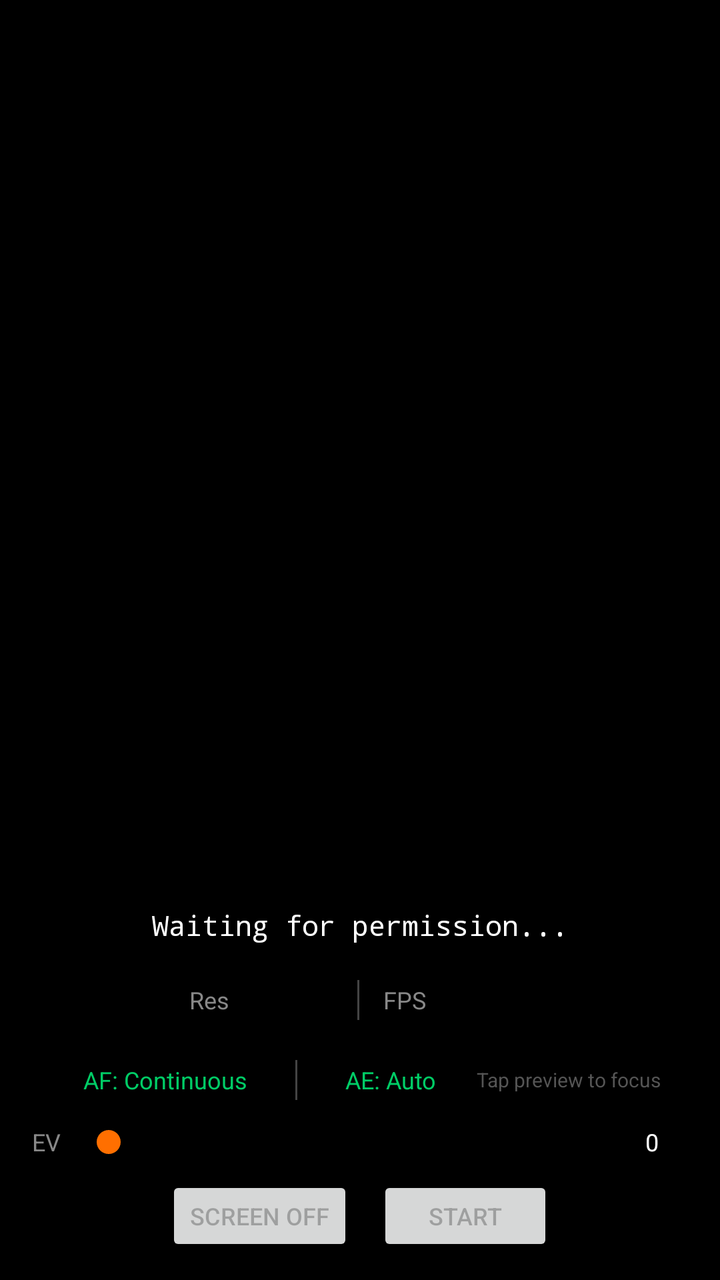
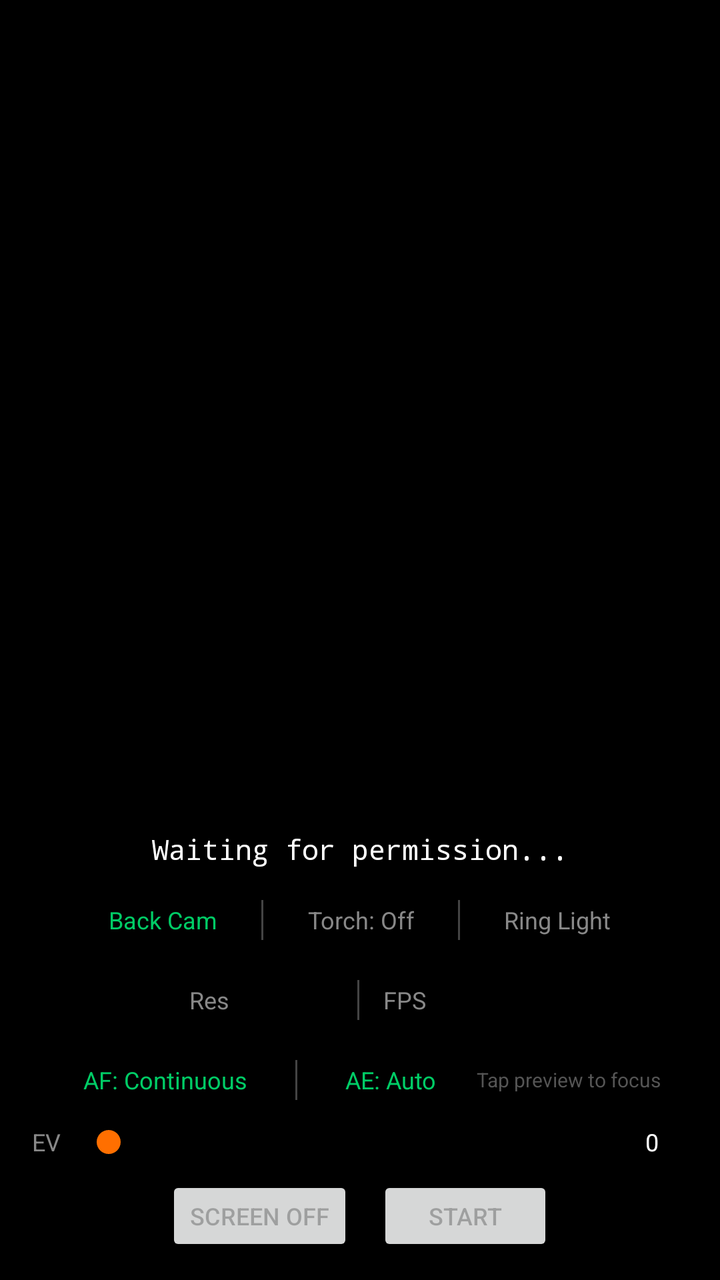

Two renders of the same Android screen: before a commit and after it. Below are the layout's source before the change and the commit's diff.
<!-- AndroidManifest.xml: application theme AppTheme -->
<!-- res/layout/activity_main.xml -->
<?xml version="1.0" encoding="utf-8"?>
<FrameLayout xmlns:android="http://schemas.android.com/apk/res/android"
    android:layout_width="match_parent"
    android:layout_height="match_parent"
    android:background="#FF000000">

    <TextureView
        android:id="@+id/textureView"
        android:layout_width="match_parent"
        android:layout_height="match_parent" />

    
    <View
        android:id="@+id/focusRing"
        android:layout_width="80dp"
        android:layout_height="80dp"
        android:visibility="gone" />

    
    <LinearLayout
        android:id="@+id/controlsPanel"
        android:layout_width="match_parent"
        android:layout_height="wrap_content"
        android:layout_gravity="bottom"
        android:orientation="vertical"
        android:paddingStart="16dp"
        android:paddingEnd="16dp"
        android:paddingTop="12dp"
        android:paddingBottom="12dp"
        android:background="#CC000000">

        
        <TextView
            android:id="@+id/statusText"
            android:layout_width="match_parent"
            android:layout_height="wrap_content"
            android:text="Waiting for permission..."
            android:textColor="#FFFFFFFF"
            android:textSize="14sp"
            android:fontFamily="monospace"
            android:gravity="center" />

        <TextView
            android:id="@+id/connectionInfo"
            android:layout_width="match_parent"
            android:layout_height="wrap_content"
            android:textColor="#FF888888"
            android:textSize="11sp"
            android:fontFamily="monospace"
            android:gravity="center"
            android:layout_marginTop="2dp"
            android:visibility="gone" />

        
        <LinearLayout
            android:layout_width="match_parent"
            android:layout_height="wrap_content"
            android:orientation="horizontal"
            android:gravity="center"
            android:layout_marginTop="10dp">

            <TextView
                android:layout_width="wrap_content"
                android:layout_height="wrap_content"
                android:text="Res"
                android:textColor="#FF888888"
                android:textSize="12sp" />

            <Spinner
                android:id="@+id/resolutionSpinner"
                android:layout_width="wrap_content"
                android:layout_height="36dp"
                android:layout_marginStart="4dp" />

            <View
                android:layout_width="1dp"
                android:layout_height="20dp"
                android:layout_marginStart="12dp"
                android:layout_marginEnd="12dp"
                android:background="#FF444444" />

            <TextView
                android:layout_width="wrap_content"
                android:layout_height="wrap_content"
                android:text="FPS"
                android:textColor="#FF888888"
                android:textSize="12sp" />

            <Spinner
                android:id="@+id/fpsSpinner"
                android:layout_width="wrap_content"
                android:layout_height="36dp"
                android:layout_marginStart="4dp" />
        </LinearLayout>

        
        <LinearLayout
            android:layout_width="match_parent"
            android:layout_height="wrap_content"
            android:orientation="horizontal"
            android:gravity="center"
            android:layout_marginTop="6dp">

            <TextView
                android:id="@+id/afModeButton"
                android:layout_width="wrap_content"
                android:layout_height="32dp"
                android:gravity="center"
                android:paddingStart="12dp"
                android:paddingEnd="12dp"
                android:text="AF: Continuous"
                android:textColor="#FF00CC66"
                android:textSize="12sp"
                android:background="?android:attr/selectableItemBackground" />

            <View
                android:layout_width="1dp"
                android:layout_height="20dp"
                android:layout_marginStart="12dp"
                android:layout_marginEnd="12dp"
                android:background="#FF444444" />

            <TextView
                android:id="@+id/aeLockButton"
                android:layout_width="wrap_content"
                android:layout_height="32dp"
                android:gravity="center"
                android:paddingStart="12dp"
                android:paddingEnd="12dp"
                android:text="AE: Auto"
                android:textColor="#FF00CC66"
                android:textSize="12sp"
                android:background="?android:attr/selectableItemBackground" />

            <TextView
                android:layout_width="wrap_content"
                android:layout_height="wrap_content"
                android:layout_marginStart="8dp"
                android:text="Tap preview to focus"
                android:textColor="#FF555555"
                android:textSize="10sp" />
        </LinearLayout>

        
        <LinearLayout
            android:layout_width="match_parent"
            android:layout_height="wrap_content"
            android:orientation="horizontal"
            android:gravity="center_vertical"
            android:layout_marginTop="6dp">

            <TextView
                android:layout_width="wrap_content"
                android:layout_height="wrap_content"
                android:text="EV"
                android:textColor="#FF888888"
                android:textSize="12sp" />

            <SeekBar
                android:id="@+id/evSeekBar"
                android:layout_width="0dp"
                android:layout_height="wrap_content"
                android:layout_weight="1"
                android:layout_marginStart="8dp"
                android:layout_marginEnd="8dp" />

            <TextView
                android:id="@+id/evValueText"
                android:layout_width="36dp"
                android:layout_height="wrap_content"
                android:text="0"
                android:textColor="#FFFFFFFF"
                android:textSize="12sp"
                android:gravity="center" />
        </LinearLayout>

        
        <LinearLayout
            android:layout_width="match_parent"
            android:layout_height="wrap_content"
            android:orientation="horizontal"
            android:gravity="center"
            android:layout_marginTop="8dp">

            <Button
                android:id="@+id/screenOffButton"
                android:layout_width="wrap_content"
                android:layout_height="40dp"
                android:text="Screen Off"
                android:textSize="12sp"
                android:layout_marginEnd="12dp"
                android:enabled="false" />

            <Button
                android:id="@+id/toggleButton"
                android:layout_width="wrap_content"
                android:layout_height="40dp"
                android:text="Start"
                android:textSize="12sp"
                android:enabled="false" />
        </LinearLayout>

    </LinearLayout>

</FrameLayout>
<!-- resources referenced by this layout -->
<resources>
  <style name="AppTheme" parent="Theme.AppCompat.Light.NoActionBar">
          <item name="colorPrimary">#FF1976D2</item>
          <item name="colorPrimaryDark">#FF1565C0</item>
          <item name="colorAccent">#FFFF6F00</item>
          <item name="android:windowFullscreen">true</item>
      </style>
</resources>

<!-- the commit's change to res/layout/activity_main.xml (unified diff, before → after) -->
@@ -8,6 +8,13 @@
         android:id="@+id/textureView"
         android:layout_width="match_parent"
         android:layout_height="match_parent" />
+
+    
+    <View
+        android:id="@+id/ringLightOverlay"
+        android:layout_width="match_parent"
+        android:layout_height="match_parent"
+        android:visibility="gone" />
 
     
     <View
@@ -60,6 +67,65 @@
             android:layout_marginTop="10dp">
 
             <TextView
+                android:id="@+id/cameraSwitchButton"
+                android:layout_width="wrap_content"
+                android:layout_height="32dp"
+                android:gravity="center"
+                android:paddingStart="12dp"
+                android:paddingEnd="12dp"
+                android:text="Back Cam"
+                android:textColor="#FF00CC66"
+                android:textSize="12sp"
+                android:background="?android:attr/selectableItemBackground" />
+
+            <View
+                android:layout_width="1dp"
+                android:layout_height="20dp"
+                android:layout_marginStart="10dp"
+                android:layout_marginEnd="10dp"
+                android:background="#FF444444" />
+
+            <TextView
+                android:id="@+id/torchButton"
+                android:layout_width="wrap_content"
+                android:layout_height="32dp"
+                android:gravity="center"
+                android:paddingStart="12dp"
+                android:paddingEnd="12dp"
+                android:text="Torch: Off"
+                android:textColor="#FF888888"
+                android:textSize="12sp"
+                android:background="?android:attr/selectableItemBackground" />
+
+            <View
+                android:layout_width="1dp"
+                android:layout_height="20dp"
+                android:layout_marginStart="10dp"
+                android:layout_marginEnd="10dp"
+                android:background="#FF444444" />
+
+            <TextView
+                android:id="@+id/ringLightButton"
+                android:layout_width="wrap_content"
+                android:layout_height="32dp"
+                android:gravity="center"
+                android:paddingStart="12dp"
+                android:paddingEnd="12dp"
+                android:text="Ring Light"
+                android:textColor="#FF888888"
+                android:textSize="12sp"
+                android:background="?android:attr/selectableItemBackground" />
+        </LinearLayout>
+
+        
+        <LinearLayout
+            android:layout_width="match_parent"
+            android:layout_height="wrap_content"
+            android:orientation="horizontal"
+            android:gravity="center"
+            android:layout_marginTop="6dp">
+
+            <TextView
                 android:layout_width="wrap_content"
                 android:layout_height="wrap_content"
                 android:text="Res"
@@ -176,6 +242,34 @@
 
         
         <LinearLayout
+            android:id="@+id/ringLightBrightnessRow"
+            android:layout_width="match_parent"
+            android:layout_height="wrap_content"
+            android:orientation="horizontal"
+            android:gravity="center_vertical"
+            android:layout_marginTop="6dp"
+            android:visibility="gone">
+
+            <TextView
+                android:layout_width="wrap_content"
+                android:layout_height="wrap_content"
+                android:text="Light"
+                android:textColor="#FF888888"
+                android:textSize="12sp" />
+
+            <SeekBar
+                android:id="@+id/ringLightSeekBar"
+                android:layout_width="0dp"
+                android:layout_height="wrap_content"
+                android:layout_weight="1"
+                android:layout_marginStart="8dp"
+                android:layout_marginEnd="8dp"
+                android:max="255"
+                android:progress="200" />
+        </LinearLayout>
+
+        
+        <LinearLayout
             android:layout_width="match_parent"
             android:layout_height="wrap_content"
             android:orientation="horizontal"
